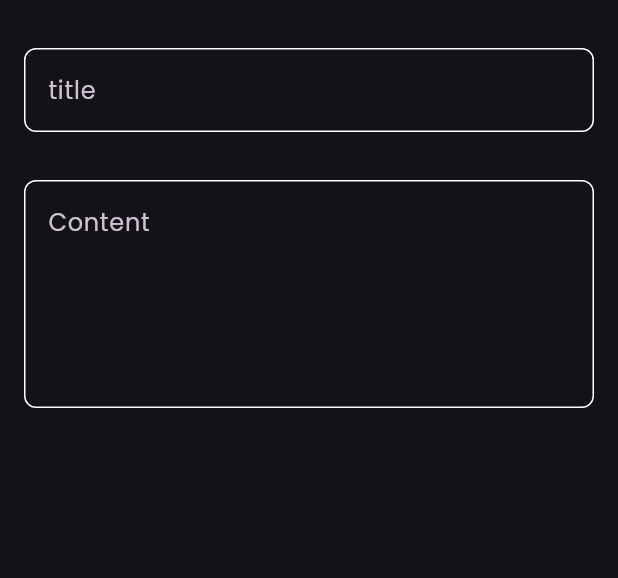
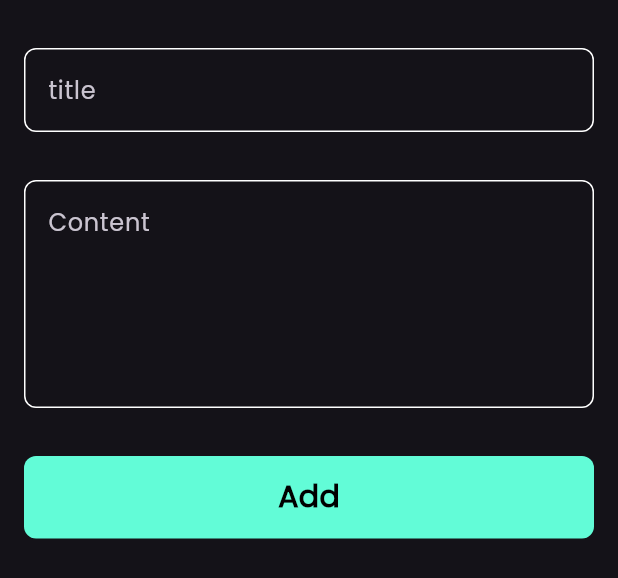
Before and after one commit to abdo74174/notes_app, a Flutter app: the AddNoteBottomSheet widget shown alone on an empty page, opened directly, on a phone screen of 412 x 824 dp. Shown: the top 578 px of the screen. Run offline on Flutter 3.47's test engine with Material 3 defaults, Android fonts, the phone set to English and light mode, and no system bars; our stand-ins replace font_awesome_flutter.

Commit message:
finish notes bottom sheet

```diff
--- a/lib/widgets/add_note_bottom_sheet.dart
+++ b/lib/widgets/add_note_bottom_sheet.dart
@@ -1,4 +1,6 @@
 import 'package:flutter/material.dart';
+import 'package:notesapp/widgets/constant.dart';
+import 'package:notesapp/widgets/custom_button.dart';
 
 import 'custom_text_fiels.dart';
 
@@ -9,6 +11,7 @@ class AddNoteBottomSheet extends StatelessWidget {
   Widget build(BuildContext context) {
     return Padding(
       padding: const EdgeInsets.symmetric(horizontal: 16),
+      child: SingleChildScrollView(
         child: Column(
           children: [
             SizedBox(
@@ -24,7 +27,15 @@ class AddNoteBottomSheet extends StatelessWidget {
               hint: 'Content',
               maxlines: 5,
             ),
+            SizedBox(
+              height: 32,
+            ),
+            CustomButton(),
+            SizedBox(
+              height: 16,
+            ),
           ],
+        ),
       ),
     );
   }
--- /dev/null
+++ b/lib/widgets/custom_button.dart
@@ -0,0 +1,28 @@
+import 'package:flutter/material.dart';
+import 'package:notesapp/widgets/constant.dart';
+
+class CustomButton extends StatelessWidget {
+  const CustomButton({super.key});
+
+  @override
+  Widget build(BuildContext context) {
+    return Container(
+      height: 55,
+      width: MediaQuery.sizeOf(context).width,
+      decoration: BoxDecoration(
+        color: kPrimaryColor,
+        borderRadius: BorderRadius.circular(8),
+      ),
+      child: Center(
+        child: Text(
+          "Add",
+          style: TextStyle(
+            color: Colors.black,
+            fontSize: 20,
+            fontWeight: FontWeight.bold,
+          ),
+        ),
+      ),
+    );
+  }
+}
```
Lines whose indentation alone changed are shown as unchanged.
